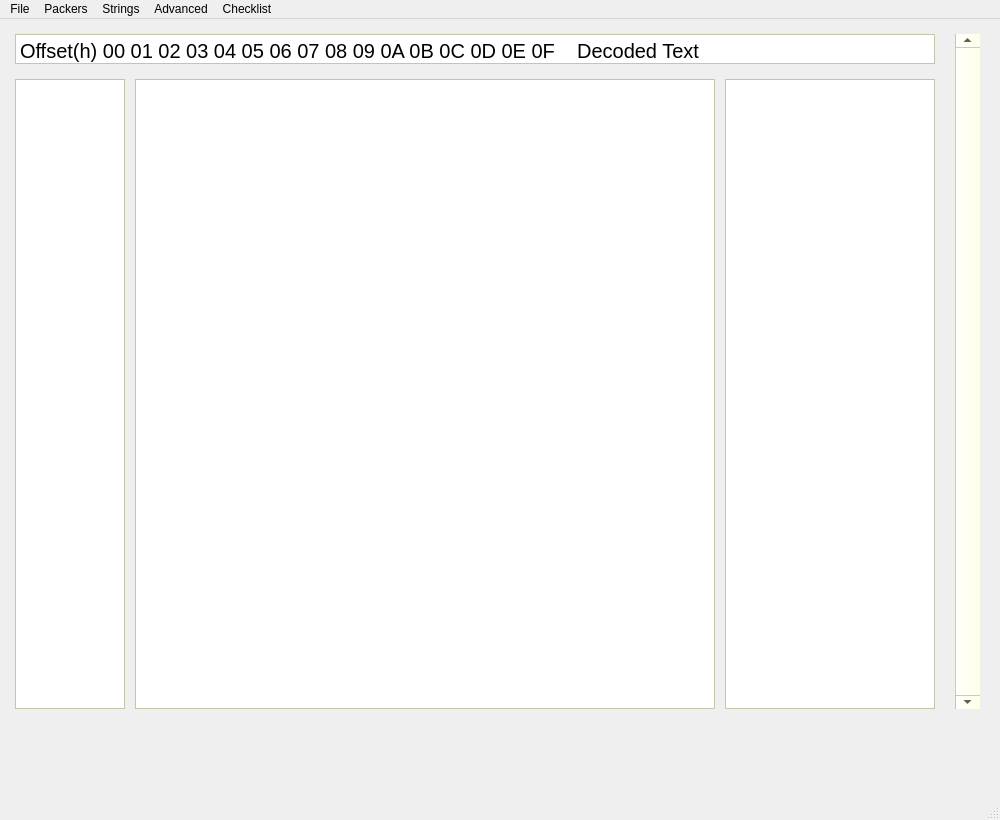
Old version of the form mainwindow.ui in the repository briantobin256/Static-File-Analysis-Tool.
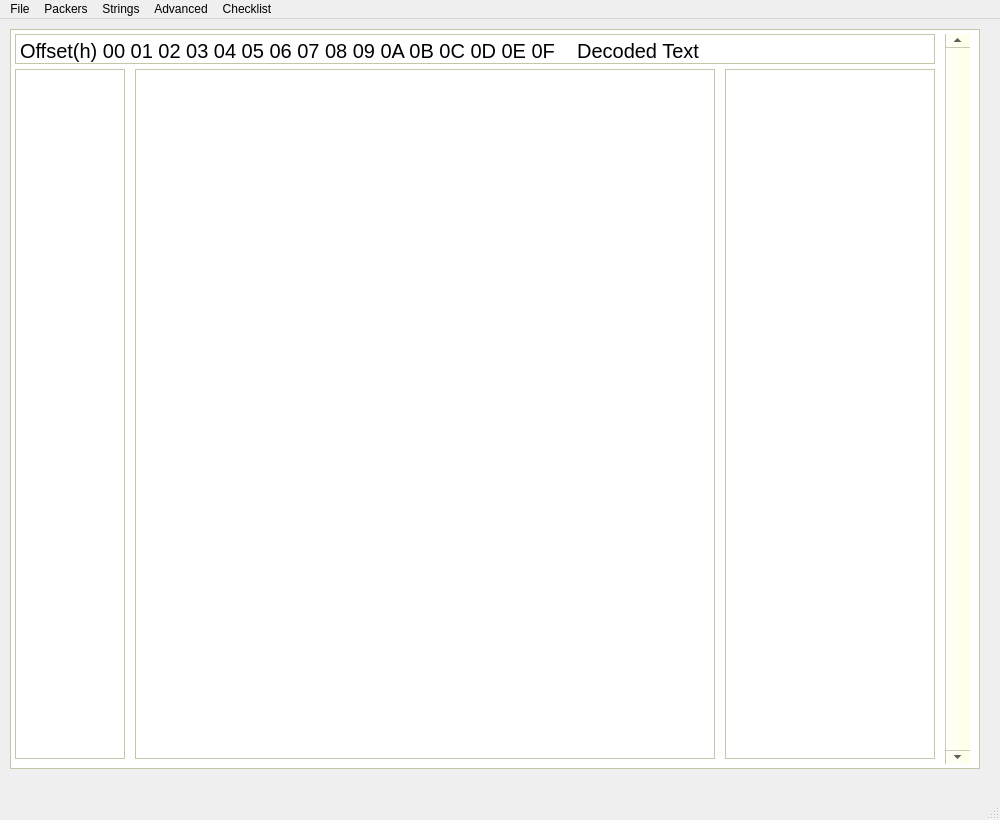
New version of the form.

```diff
--- a/mainwindow.ui
+++ b/mainwindow.ui
@@ -904,22 +904,22 @@
      <widget class="QScrollBar" name="hexScrollBar">
       <property name="geometry">
        <rect>
-        <x>955</x>
+        <x>945</x>
         <y>15</y>
         <width>25</width>
-        <height>675</height>
+        <height>730</height>
        </rect>
       </property>
       <property name="minimumSize">
        <size>
         <width>25</width>
-        <height>675</height>
+        <height>700</height>
        </size>
       </property>
       <property name="maximumSize">
        <size>
         <width>25</width>
-        <height>675</height>
+        <height>735</height>
        </size>
       </property>
       <property name="maximum">
@@ -936,9 +936,9 @@
       <property name="geometry">
        <rect>
         <x>15</x>
-        <y>60</y>
+        <y>50</y>
         <width>110</width>
-        <height>630</height>
+        <height>690</height>
        </rect>
       </property>
       <property name="verticalScrollBarPolicy">
@@ -982,9 +982,9 @@
       <property name="geometry">
        <rect>
         <x>135</x>
-        <y>60</y>
+        <y>50</y>
         <width>580</width>
-        <height>630</height>
+        <height>690</height>
        </rect>
       </property>
       <property name="verticalScrollBarPolicy">
@@ -1005,9 +1005,9 @@
       <property name="geometry">
        <rect>
         <x>725</x>
-        <y>60</y>
+        <y>50</y>
         <width>210</width>
-        <height>630</height>
+        <height>690</height>
        </rect>
       </property>
       <property name="verticalScrollBarPolicy">
@@ -1024,6 +1024,22 @@
 &lt;p style=&quot;-qt-paragraph-type:empty; margin-top:0px; margin-bottom:0px; margin-left:0px; margin-right:0px; -qt-block-indent:0; text-indent:0px;&quot;&gt;&lt;br /&gt;&lt;/p&gt;&lt;/body&gt;&lt;/html&gt;</string>
       </property>
      </widget>
+     <widget class="QListWidget" name="hexBackground">
+      <property name="geometry">
+       <rect>
+        <x>10</x>
+        <y>10</y>
+        <width>970</width>
+        <height>740</height>
+       </rect>
+      </property>
+     </widget>
+     <zorder>hexBackground</zorder>
+     <zorder>hexScrollBar</zorder>
+     <zorder>hexOffsetDisplay</zorder>
+     <zorder>hexTopOffsetDisplay</zorder>
+     <zorder>hexByteDisplay</zorder>
+     <zorder>hexTextDisplay</zorder>
     </widget>
     <widget class="QWidget" name="page_5_Entropy">
      <widget class="QScrollArea" name="scrollArea">
```
Left out of the diff: 48 changed lines with no effect on the pictures.
